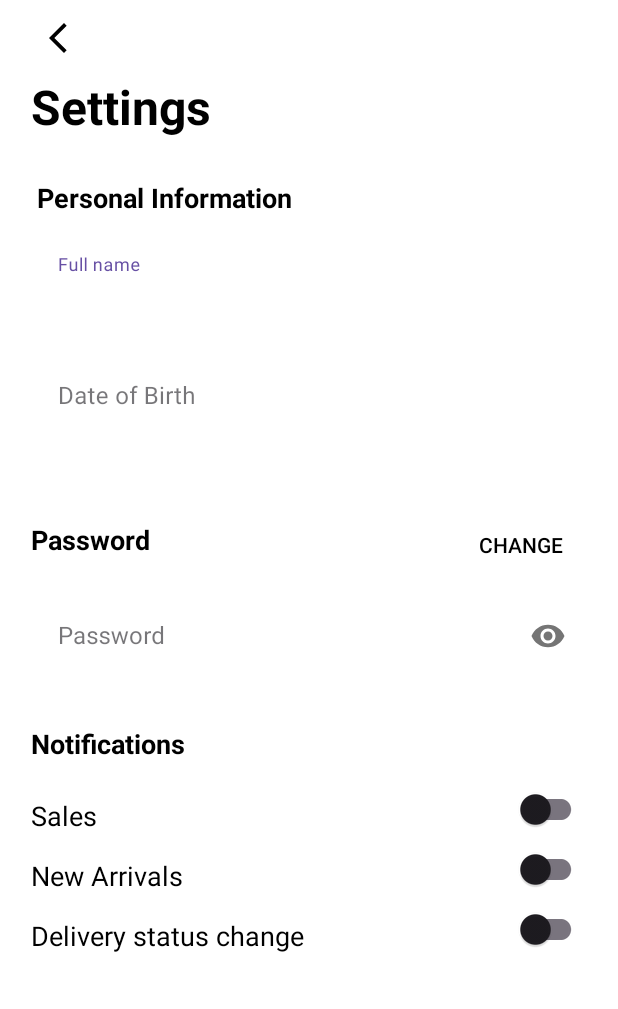
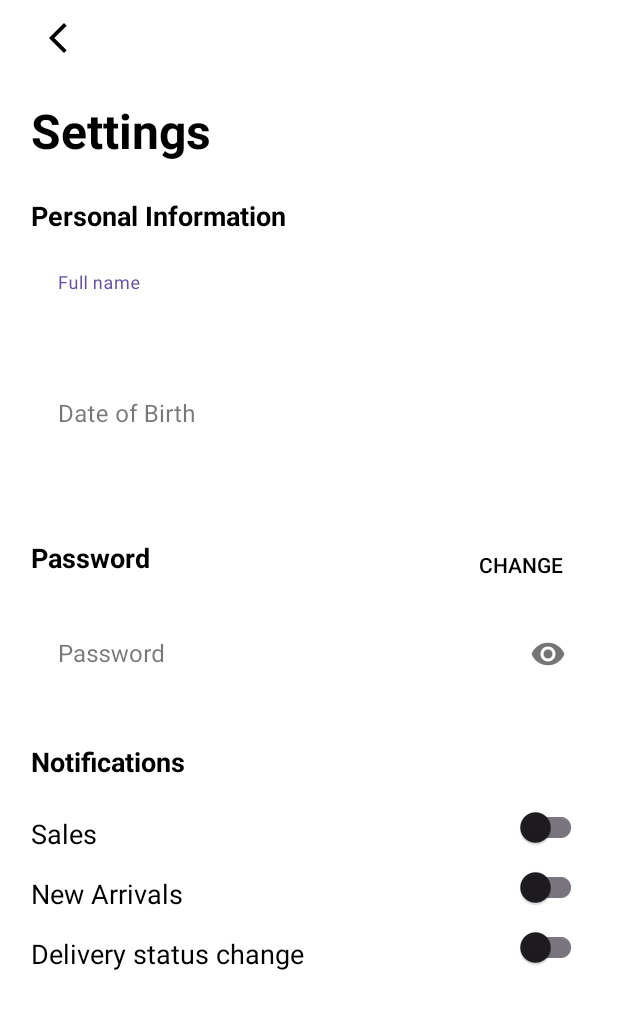
Before and after one commit to adnanyaseen716/ShoppingGrid, an Android app: the Settings screen opened directly, with no data from a screen before it, on a phone screen of 412 x 824 dp. Shown: the top 1009 px of the screen. Run offline under Robolectric (Android 15) with nearby library versions, the phone set to English and light mode, and no system bars.

Commit message:
Making profile UI responsive

```diff
--- a/app/src/main/java/pk/org/cas/shoppinggrid/Profile/ProfileFragment.java
+++ b/app/src/main/java/pk/org/cas/shoppinggrid/Profile/ProfileFragment.java
@@ -32,7 +32,7 @@ public class ProfileFragment extends Fragment {
 
         ivProfileImage = view.findViewById(R.id.ivProfileImage);
 
-        tvUserName = view.findViewById(R.id.tvUserName);
+        tvUserName = view.findViewById(R.id.tvPersonalInfo);
         tvUserEmail = view.findViewById(R.id.tvUserEmail);
         tvOrdersCount = view.findViewById(R.id.tvOrdersCount);
         tvAddressCount = view.findViewById(R.id.tvAddressCount);
--- a/app/src/main/res/layout/activity_settings.xml
+++ b/app/src/main/res/layout/activity_settings.xml
@@ -19,53 +19,63 @@
         app:layout_constraintBottom_toTopOf="@+id/guidelineTop"
         app:layout_constraintStart_toStartOf="@+id/guidelineStart" />
 
+    <androidx.core.widget.NestedScrollView
+        android:layout_width="0dp"
+        android:layout_height="0dp"
+        app:layout_constraintBottom_toBottomOf="parent"
+        app:layout_constraintEnd_toStartOf="@+id/guidelineEnd"
+        app:layout_constraintStart_toStartOf="@+id/guidelineStart"
+        app:layout_constraintTop_toTopOf="@+id/guidelineTop">
+
+
+
+        <androidx.constraintlayout.widget.ConstraintLayout
+            android:layout_width="match_parent"
+            android:layout_height="match_parent">
+
             <androidx.appcompat.widget.AppCompatTextView
                 android:id="@+id/appCompatTextView"
                 style="@style/large_txt_theme"
                 android:layout_width="wrap_content"
                 android:layout_height="@dimen/large_tv_height"
+                android:layout_marginTop="16dp"
                 android:text="@string/settings"
                 android:textStyle="bold"
-
-        app:layout_constraintBottom_toTopOf="@+id/guidelineUnderOrder"
-        app:layout_constraintStart_toStartOf="@+id/guidelineStart"
-        app:layout_constraintTop_toTopOf="@+id/guidelineTop"
-        app:layout_constraintVertical_bias="0.0" />
+                app:layout_constraintStart_toStartOf="parent"
+                app:layout_constraintTop_toTopOf="parent" />
 
             <androidx.appcompat.widget.AppCompatTextView
-        android:id="@+id/tvUserName"
+                android:id="@+id/tvPersonalInfo"
                 style="@style/medium_txt_theme"
                 android:layout_width="wrap_content"
                 android:layout_height="@dimen/small_tv_height"
-        android:layout_marginStart="4dp"
-        android:layout_marginTop="4dp"
+                android:layout_marginTop="24dp"
                 android:text="@string/personal_information"
                 android:textStyle="bold"
-        app:layout_constraintStart_toStartOf="@+id/guidelineStart"
-        app:layout_constraintTop_toTopOf="@+id/guidelineUnderOrder" />
+                app:layout_constraintStart_toStartOf="@id/appCompatTextView"
+                app:layout_constraintTop_toBottomOf="@id/appCompatTextView" />
 
             <com.google.android.material.textfield.TextInputLayout
                 android:id="@+id/tlName"
+                style="@style/Widget.MaterialComponents.TextInputLayout.OutlinedBox"
                 android:layout_width="0dp"
                 android:layout_height="@dimen/et_height"
                 android:layout_marginTop="16dp"
                 android:hint="@string/full_name"
+                android:padding="2dp"
+                app:boxBackgroundColor="@color/white"
                 app:hintAnimationEnabled="true"
-        android:padding="2dp"
-        style="@style/Widget.MaterialComponents.TextInputLayout.OutlinedBox"
-        app:boxBackgroundColor="@color/white"
-        app:layout_constraintEnd_toStartOf="@+id/guidelineEnd"
-        app:layout_constraintHorizontal_bias="0.0"
-        app:layout_constraintStart_toStartOf="@+id/guidelineStart"
-        app:layout_constraintTop_toBottomOf="@+id/tvUserName">
+                app:layout_constraintEnd_toEndOf="parent"
+                app:layout_constraintStart_toStartOf="@+id/tvPersonalInfo"
+                app:layout_constraintTop_toBottomOf="@+id/tvPersonalInfo">
 
                 <com.google.android.material.textfield.TextInputEditText
                     android:id="@+id/etFullname"
                     android:layout_width="match_parent"
                     android:layout_height="match_parent"
+                    android:background="@drawable/et_bg"
+                    android:inputType="text"
                     android:padding="4dp"
-            android:inputType="text"
-            android:background="@drawable/et_bg"
                     tools:layout_editor_absoluteX="0dp"
                     tools:layout_editor_absoluteY="44dp" />
 
@@ -81,8 +91,8 @@
                 android:padding="2dp"
                 app:boxBackgroundColor="@color/white"
                 app:hintAnimationEnabled="true"
-        app:layout_constraintEnd_toStartOf="@+id/guidelineEnd"
-        app:layout_constraintStart_toStartOf="@+id/guidelineStart"
+                app:layout_constraintEnd_toEndOf="parent"
+                app:layout_constraintStart_toStartOf="@+id/tlName"
                 app:layout_constraintTop_toBottomOf="@id/tlName">
 
                 <com.google.android.material.textfield.TextInputEditText
@@ -90,8 +100,8 @@
                     android:layout_width="match_parent"
                     android:layout_height="match_parent"
                     android:background="@drawable/et_bg"
+                    android:inputType="date"
                     android:padding="4dp"
-            android:inputType="date"
                     tools:layout_editor_absoluteX="0dp"
                     tools:layout_editor_absoluteY="44dp" />
 
@@ -116,8 +126,9 @@
                 android:background="#00000000"
                 android:text="@string/change"
                 app:layout_constraintBottom_toBottomOf="@+id/tvpass"
-        app:layout_constraintEnd_toStartOf="@+id/guidelineEnd"
-        app:layout_constraintTop_toTopOf="@+id/tvpass" />
+                app:layout_constraintEnd_toEndOf="parent"
+                app:layout_constraintTop_toTopOf="@+id/tvpass"
+                app:layout_constraintVertical_bias="0.437" />
 
             <com.google.android.material.textfield.TextInputLayout
                 android:id="@+id/tlpass"
@@ -129,11 +140,10 @@
                 android:padding="2dp"
                 app:boxBackgroundColor="@color/white"
                 app:hintAnimationEnabled="true"
-        app:layout_constraintEnd_toStartOf="@+id/guidelineEnd"
-        app:layout_constraintStart_toStartOf="@+id/guidelineStart"
+                app:layout_constraintEnd_toEndOf="parent"
+                app:layout_constraintStart_toStartOf="@+id/tvpass"
                 app:layout_constraintTop_toBottomOf="@id/tvpass"
-        app:passwordToggleEnabled="true"
-        >
+                app:passwordToggleEnabled="true">
 
                 <com.google.android.material.textfield.TextInputEditText
                     android:id="@+id/etPassword"
@@ -185,7 +195,6 @@
                 android:layout_height="@dimen/small_tv_height"
                 android:layout_marginTop="8dp"
                 android:text="Delivery status change"
-        app:layout_constraintBottom_toTopOf="@+id/guidelineBottom"
                 app:layout_constraintStart_toStartOf="@+id/tvNewArrivals"
                 app:layout_constraintTop_toBottomOf="@id/tvNewArrivals"
                 app:layout_constraintVertical_bias="0.0" />
@@ -194,12 +203,9 @@
                 android:id="@+id/swSales"
                 android:layout_width="wrap_content"
                 android:layout_height="wrap_content"
-        android:layout_marginStart="256dp"
                 android:text=""
                 app:layout_constraintBottom_toBottomOf="@+id/tvSales"
-        app:layout_constraintEnd_toStartOf="@+id/guidelineEnd"
-        app:layout_constraintHorizontal_bias="1.0"
-        app:layout_constraintStart_toEndOf="@+id/tvSales"
+                app:layout_constraintEnd_toEndOf="parent"
                 app:layout_constraintTop_toTopOf="@+id/tvSales"
                 app:layout_constraintVertical_bias="1.0" />
 
@@ -209,9 +215,7 @@
                 android:layout_height="wrap_content"
                 android:text=""
                 app:layout_constraintBottom_toBottomOf="@+id/tvNewArrivals"
-        app:layout_constraintEnd_toStartOf="@+id/guidelineEnd"
-        app:layout_constraintHorizontal_bias="1.0"
-        app:layout_constraintStart_toEndOf="@+id/tvNewArrivals"
+                app:layout_constraintEnd_toEndOf="parent"
                 app:layout_constraintTop_toTopOf="@+id/tvNewArrivals"
                 app:layout_constraintVertical_bias="1.0" />
 
@@ -221,11 +225,21 @@
                 android:layout_height="wrap_content"
                 android:text=""
                 app:layout_constraintBottom_toBottomOf="@+id/tvDeliveryChanges"
-        app:layout_constraintEnd_toStartOf="@+id/guidelineEnd"
-        app:layout_constraintHorizontal_bias="1.0"
-        app:layout_constraintStart_toEndOf="@+id/tvDeliveryChanges"
+                app:layout_constraintEnd_toEndOf="parent"
                 app:layout_constraintTop_toTopOf="@+id/tvDeliveryChanges"
                 app:layout_constraintVertical_bias="1.0" />
+            <androidx.appcompat.widget.AppCompatButton
+                android:layout_width="wrap_content"
+                android:layout_height="wrap_content"
+                android:background="#00000000"
+                app:layout_constraintStart_toStartOf="@id/tvDeliveryChanges"
+                app:layout_constraintTop_toBottomOf="@id/tvDeliveryChanges"
+                />
+
+        </androidx.constraintlayout.widget.ConstraintLayout>
+
+
+    </androidx.core.widget.NestedScrollView>
 
     <androidx.constraintlayout.widget.Guideline
         android:id="@+id/guidelineStart"
@@ -254,13 +268,6 @@
         android:layout_height="wrap_content"
         android:orientation="horizontal"
         app:layout_constraintGuide_percent="0.95" />
-    <androidx.constraintlayout.widget.Guideline
-        android:id="@+id/guidelineUnderOrder"
-        android:layout_width="wrap_content"
-        android:layout_height="wrap_content"
-        android:orientation="horizontal"
-        app:layout_constraintGuide_percent="0.14" />
-
 
 
 </androidx.constraintlayout.widget.ConstraintLayout>
--- a/app/src/main/res/layout/fragment_profile.xml
+++ b/app/src/main/res/layout/fragment_profile.xml
@@ -22,14 +22,16 @@
             android:layout_width="match_parent"
             android:layout_height="wrap_content">
 
-            <androidx.appcompat.widget.AppCompatTextView
+            <androidx.appcompat.widget.AppCompatButton
                 android:id="@+id/appCompatTextView"
-                style="@style/large_txt_theme"
-                android:layout_width="wrap_content"
+                style="@style/medium_txt_theme"
+                android:layout_width="0dp"
+                android:background="#00000000"
                 android:layout_height="@dimen/large_tv_height"
                 android:layout_marginTop="16dp"
                 android:text="@string/my_profile"
                 android:textStyle="bold"
+                app:layout_constraintWidth_percent="0.42"
                 app:layout_constraintStart_toStartOf="parent"
                 app:layout_constraintTop_toTopOf="parent" />
 
@@ -52,7 +54,7 @@
 
 
             <androidx.appcompat.widget.AppCompatTextView
-                android:id="@+id/tvUserName"
+                android:id="@+id/tvPersonalInfo"
                 style="@style/medium_txt_theme"
                 android:layout_width="wrap_content"
                 android:layout_height="@dimen/small_tv_height"
@@ -71,8 +73,8 @@
                 android:layout_height="@dimen/small_tv_height"
                 android:layout_marginTop="8dp"
                 android:text="matildabrown@gmail.com"
-                app:layout_constraintStart_toStartOf="@+id/tvUserName"
-                app:layout_constraintTop_toBottomOf="@+id/tvUserName" />
+                app:layout_constraintStart_toStartOf="@+id/tvPersonalInfo"
+                app:layout_constraintTop_toBottomOf="@+id/tvPersonalInfo" />
 
 
             <androidx.cardview.widget.CardView
@@ -272,7 +274,7 @@
         android:layout_width="wrap_content"
         android:layout_height="wrap_content"
         android:orientation="horizontal"
-        app:layout_constraintGuide_percent="0.06" />
+        app:layout_constraintGuide_percent="0.035" />
 
     <androidx.constraintlayout.widget.Guideline
         android:id="@+id/guidelineBottom"
```
Lines whose indentation alone changed are shown as unchanged.
